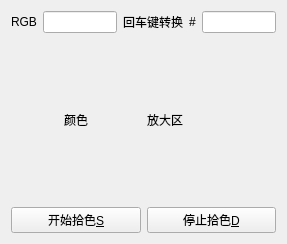
This is dialog.ui in tujiaw/Color as Qt 5 draws it before an edit. The edited form follows.
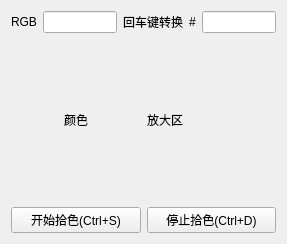
This is the edited form.

Patch:
```diff
--- a/dialog.ui
+++ b/dialog.ui
@@ -74,7 +74,7 @@
         <enum>Qt::NoFocus</enum>
        </property>
        <property name="text">
-        <string>开始拾色&amp;S</string>
+        <string>开始拾色(Ctrl+S)</string>
        </property>
       </widget>
      </item>
@@ -84,7 +84,7 @@
         <enum>Qt::NoFocus</enum>
        </property>
        <property name="text">
-        <string>停止拾色&amp;D</string>
+        <string>停止拾色(Ctrl+D)</string>
        </property>
       </widget>
      </item>
```
